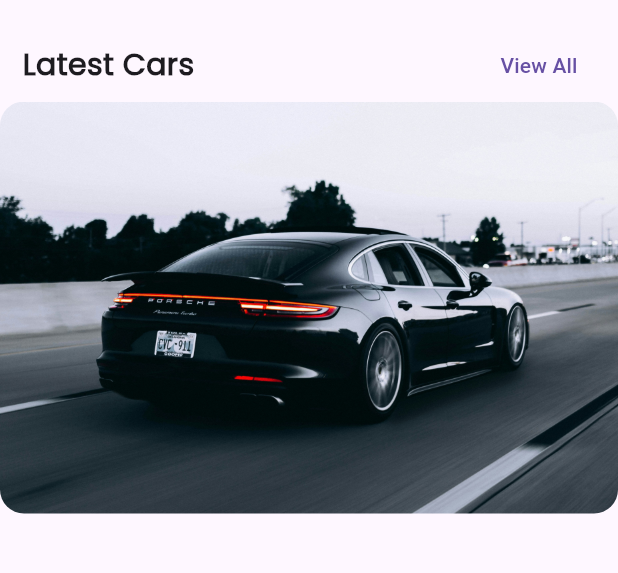
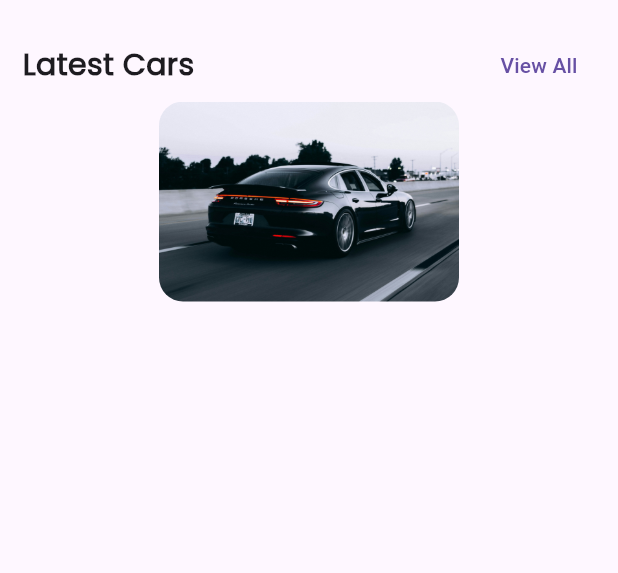
Before and after one commit to lesajayaweera/MAD_assignment_final, a Flutter app: the screen it shows after launch, on a phone screen of 412 x 824 dp, the part 485-1058 px from its top. Run offline on Flutter 3.47's test engine with Material 3 defaults, Android fonts, the phone set to English and light mode, and no system bars.

Commit message:
creating the product container

```diff
--- a/lib/components/pages/Home/product_container.dart
+++ b/lib/components/pages/Home/product_container.dart
@@ -7,10 +7,16 @@ class carContainer extends StatelessWidget {
   Widget build(BuildContext context) {
     return Container(
       child: Column(
+        mainAxisAlignment: MainAxisAlignment.start,
+        crossAxisAlignment: CrossAxisAlignment.start,
         children: [
           ClipRRect(
             borderRadius: BorderRadius.circular(16),
-            child: Image.asset('asset/image/car.jpg', fit: BoxFit.cover),
+            child: Image.asset(
+              'asset/image/car.jpg',
+              fit: BoxFit.cover,
+              width: 200,
+            ),
           ),
         ],
       ),
```
